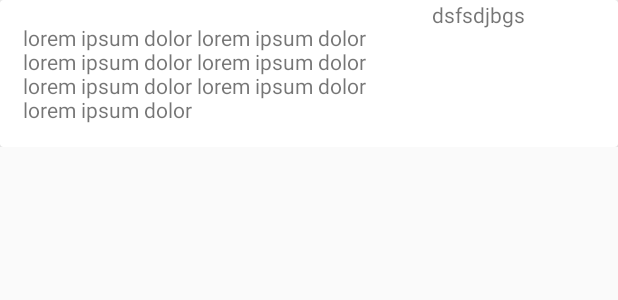
After one commit to ronaksakhuja/HotShots, an Android app: the layout item_layout.xml on its own in the app's theme, with its tools: preview values and no code run, on a phone screen of 412 x 824 dp. The commit adds this screen. Shown: the top 300 px of the screen. Run offline under Robolectric (Android 15) with nearby library versions, the phone set to English and light mode, and no system bars.

Commit message:
Added Recycler View and timestamp facility

```diff
--- a/app/build.gradle
+++ b/app/build.gradle
@@ -30,4 +30,5 @@ dependencies {
     testCompile 'junit:junit:4.12'
     compile 'com.android.support:cardview-v7:25.1.1'
     compile 'com.android.support:recyclerview-v7:25.1.1'
+
 }
--- /dev/null
+++ b/app/src/main/res/layout/item_layout.xml
@@ -0,0 +1,33 @@
+<?xml version="1.0" encoding="utf-8"?>
+<LinearLayout xmlns:android="http://schemas.android.com/apk/res/android"
+    android:orientation="vertical" android:layout_width="match_parent"
+    android:layout_height="wrap_content">
+    <android.support.v7.widget.CardView
+        android:layout_width="match_parent"
+        android:layout_height="wrap_content"
+        >
+        <LinearLayout
+            android:layout_width="match_parent"
+            android:layout_height="match_parent"
+            android:weightSum="1">
+
+        <TextView
+            android:layout_width="0dp"
+            android:layout_height="wrap_content"
+            android:id="@+id/joke"
+            android:text="lorem ipsum dolor lorem ipsum dolor lorem ipsum dolor lorem ipsum dolor lorem ipsum dolor lorem ipsum dolor lorem ipsum dolor"
+            android:padding="15dp"
+            android:layout_weight="0.70"
+            android:layout_gravity="left"/>
+        <TextView
+            android:layout_width="0dp"
+            android:layout_height="wrap_content"
+            android:layout_weight="0.30"
+            android:text="dsfsdjbgs"
+            android:layout_gravity="right"
+            android:id="@+id/time"/>
+        </LinearLayout>
+
+    </android.support.v7.widget.CardView>
+
+</LinearLayout>
```
Also changed, not shown: app/src/main/java/com/sodevan/hotshots/Activities/HomeActivity.java (+21 -1 lines), app/src/main/java/com/sodevan/hotshots/Adapters/RecyclerView_Home.java (added, +70 -0 lines), app/src/main/res/layout/content_home.xml (+9 -0 lines).
